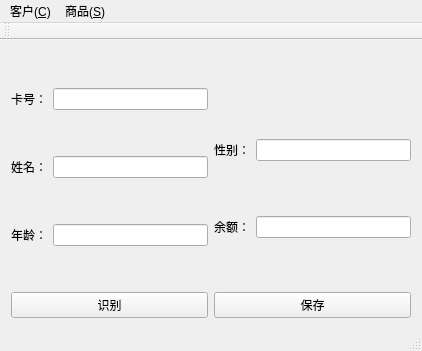
Before: the Qt Designer form mainwindow.ui in thishzw/Rfid, drawn with Qt 5.
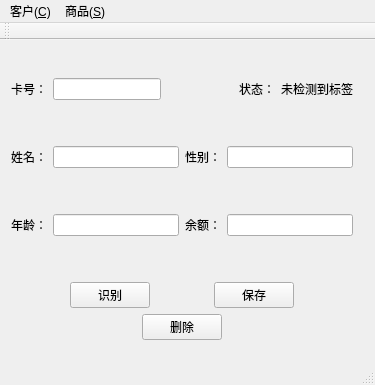
After: the same form once the commit is applied.

Patch:
```diff
--- a/mainwindow.ui
+++ b/mainwindow.ui
@@ -6,18 +6,23 @@
    <rect>
     <x>0</x>
     <y>0</y>
-    <width>422</width>
-    <height>351</height>
+    <width>375</width>
+    <height>385</height>
    </rect>
   </property>
   <property name="windowTitle">
    <string>MainWindow</string>
   </property>
   <widget class="QWidget" name="centralWidget">
-   <layout class="QHBoxLayout" name="horizontalLayout_7">
-    <item>
-     <layout class="QHBoxLayout" name="horizontalLayout_6">
-      <item>
+   <widget class="QWidget" name="">
+    <property name="geometry">
+     <rect>
+      <x>0</x>
+      <y>1</y>
+      <width>364</width>
+      <height>310</height>
+     </rect>
+    </property>
        <layout class="QVBoxLayout" name="verticalLayout">
         <item>
          <spacer name="verticalSpacer">
@@ -27,11 +32,13 @@
           <property name="sizeHint" stdset="0">
            <size>
             <width>17</width>
-            <height>13</height>
+         <height>18</height>
            </size>
           </property>
          </spacer>
         </item>
+     <item>
+      <layout class="QHBoxLayout" name="horizontalLayout_6">
         <item>
          <layout class="QHBoxLayout" name="horizontalLayout">
           <item>
@@ -54,6 +61,39 @@
          </layout>
         </item>
         <item>
+        <spacer name="horizontalSpacer_6">
+         <property name="orientation">
+          <enum>Qt::Horizontal</enum>
+         </property>
+         <property name="sizeHint" stdset="0">
+          <size>
+           <width>40</width>
+           <height>20</height>
+          </size>
+         </property>
+        </spacer>
+       </item>
+       <item>
+        <layout class="QHBoxLayout" name="horizontalLayout_8">
+         <item>
+          <widget class="QLabel" name="label_6">
+           <property name="text">
+            <string>状态：</string>
+           </property>
+          </widget>
+         </item>
+         <item>
+          <widget class="QLabel" name="label_7">
+           <property name="text">
+            <string>未检测到标签</string>
+           </property>
+          </widget>
+         </item>
+        </layout>
+       </item>
+      </layout>
+     </item>
+     <item>
          <spacer name="verticalSpacer_2">
           <property name="orientation">
            <enum>Qt::Vertical</enum>
@@ -67,6 +107,8 @@
          </spacer>
         </item>
         <item>
+      <layout class="QHBoxLayout" name="horizontalLayout_10">
+       <item>
          <layout class="QHBoxLayout" name="horizontalLayout_2">
           <item>
            <widget class="QLabel" name="label_2">
@@ -88,6 +130,29 @@
          </layout>
         </item>
         <item>
+        <layout class="QHBoxLayout" name="horizontalLayout_4">
+         <item>
+          <widget class="QLabel" name="label_3">
+           <property name="text">
+            <string>性别：</string>
+           </property>
+           <property name="buddy">
+            <cstring>lineEdit_4</cstring>
+           </property>
+          </widget>
+         </item>
+         <item>
+          <widget class="QLineEdit" name="lineEdit_4">
+           <property name="readOnly">
+            <bool>true</bool>
+           </property>
+          </widget>
+         </item>
+        </layout>
+       </item>
+      </layout>
+     </item>
+     <item>
          <spacer name="verticalSpacer_3">
           <property name="orientation">
            <enum>Qt::Vertical</enum>
@@ -101,6 +166,8 @@
          </spacer>
         </item>
         <item>
+      <layout class="QHBoxLayout" name="horizontalLayout_9">
+       <item>
          <layout class="QHBoxLayout" name="horizontalLayout_3">
           <item>
            <widget class="QLabel" name="label_5">
@@ -122,77 +189,6 @@
          </layout>
         </item>
         <item>
-         <spacer name="verticalSpacer_4">
-          <property name="orientation">
-           <enum>Qt::Vertical</enum>
-          </property>
-          <property name="sizeHint" stdset="0">
-           <size>
-            <width>20</width>
-            <height>40</height>
-           </size>
-          </property>
-         </spacer>
-        </item>
-        <item>
-         <widget class="QPushButton" name="pushButton">
-          <property name="text">
-           <string>识别</string>
-          </property>
-         </widget>
-        </item>
-       </layout>
-      </item>
-      <item>
-       <layout class="QVBoxLayout" name="verticalLayout_2">
-        <item>
-         <spacer name="verticalSpacer_5">
-          <property name="orientation">
-           <enum>Qt::Vertical</enum>
-          </property>
-          <property name="sizeHint" stdset="0">
-           <size>
-            <width>20</width>
-            <height>88</height>
-           </size>
-          </property>
-         </spacer>
-        </item>
-        <item>
-         <layout class="QHBoxLayout" name="horizontalLayout_4">
-          <item>
-           <widget class="QLabel" name="label_3">
-            <property name="text">
-             <string>性别：</string>
-            </property>
-            <property name="buddy">
-             <cstring>lineEdit_4</cstring>
-            </property>
-           </widget>
-          </item>
-          <item>
-           <widget class="QLineEdit" name="lineEdit_4">
-            <property name="readOnly">
-             <bool>true</bool>
-            </property>
-           </widget>
-          </item>
-         </layout>
-        </item>
-        <item>
-         <spacer name="verticalSpacer_7">
-          <property name="orientation">
-           <enum>Qt::Vertical</enum>
-          </property>
-          <property name="sizeHint" stdset="0">
-           <size>
-            <width>20</width>
-            <height>40</height>
-           </size>
-          </property>
-         </spacer>
-        </item>
-        <item>
          <layout class="QHBoxLayout" name="horizontalLayout_5">
           <item>
            <widget class="QLabel" name="label_4">
@@ -213,8 +209,10 @@
           </item>
          </layout>
         </item>
+      </layout>
+     </item>
         <item>
-         <spacer name="verticalSpacer_8">
+      <spacer name="verticalSpacer_4">
           <property name="orientation">
            <enum>Qt::Vertical</enum>
           </property>
@@ -222,6 +220,41 @@
            <size>
             <width>20</width>
             <height>40</height>
+        </size>
+       </property>
+      </spacer>
+     </item>
+     <item>
+      <layout class="QHBoxLayout" name="horizontalLayout_11">
+       <item>
+        <spacer name="horizontalSpacer_4">
+         <property name="orientation">
+          <enum>Qt::Horizontal</enum>
+         </property>
+         <property name="sizeHint" stdset="0">
+          <size>
+           <width>40</width>
+           <height>20</height>
+          </size>
+         </property>
+        </spacer>
+       </item>
+       <item>
+        <widget class="QPushButton" name="pushButton">
+         <property name="text">
+          <string>识别</string>
+         </property>
+        </widget>
+       </item>
+       <item>
+        <spacer name="horizontalSpacer_3">
+         <property name="orientation">
+          <enum>Qt::Horizontal</enum>
+         </property>
+         <property name="sizeHint" stdset="0">
+          <size>
+           <width>40</width>
+           <height>20</height>
            </size>
           </property>
          </spacer>
@@ -233,18 +266,67 @@
           </property>
          </widget>
         </item>
-       </layout>
-      </item>
+       <item>
+        <spacer name="horizontalSpacer_5">
+         <property name="orientation">
+          <enum>Qt::Horizontal</enum>
+         </property>
+         <property name="sizeHint" stdset="0">
+          <size>
+           <width>40</width>
+           <height>20</height>
+          </size>
+         </property>
+        </spacer>
+       </item>
+      </layout>
+     </item>
+     <item>
+      <layout class="QHBoxLayout" name="horizontalLayout_7">
+       <item>
+        <spacer name="horizontalSpacer">
+         <property name="orientation">
+          <enum>Qt::Horizontal</enum>
+         </property>
+         <property name="sizeHint" stdset="0">
+          <size>
+           <width>40</width>
+           <height>20</height>
+          </size>
+         </property>
+        </spacer>
+       </item>
+       <item>
+        <widget class="QPushButton" name="pushButton_3">
+         <property name="text">
+          <string>删除</string>
+         </property>
+        </widget>
+       </item>
+       <item>
+        <spacer name="horizontalSpacer_2">
+         <property name="orientation">
+          <enum>Qt::Horizontal</enum>
+         </property>
+         <property name="sizeHint" stdset="0">
+          <size>
+           <width>40</width>
+           <height>20</height>
+          </size>
+         </property>
+        </spacer>
+       </item>
      </layout>
     </item>
    </layout>
+   </widget>
   </widget>
   <widget class="QMenuBar" name="menuBar">
    <property name="geometry">
     <rect>
      <x>0</x>
      <y>0</y>
-     <width>422</width>
+     <width>375</width>
      <height>23</height>
     </rect>
    </property>
```
Left out of the diff: 1 changed line with no effect on the pictures. Lines whose indentation alone changed are shown as unchanged.
